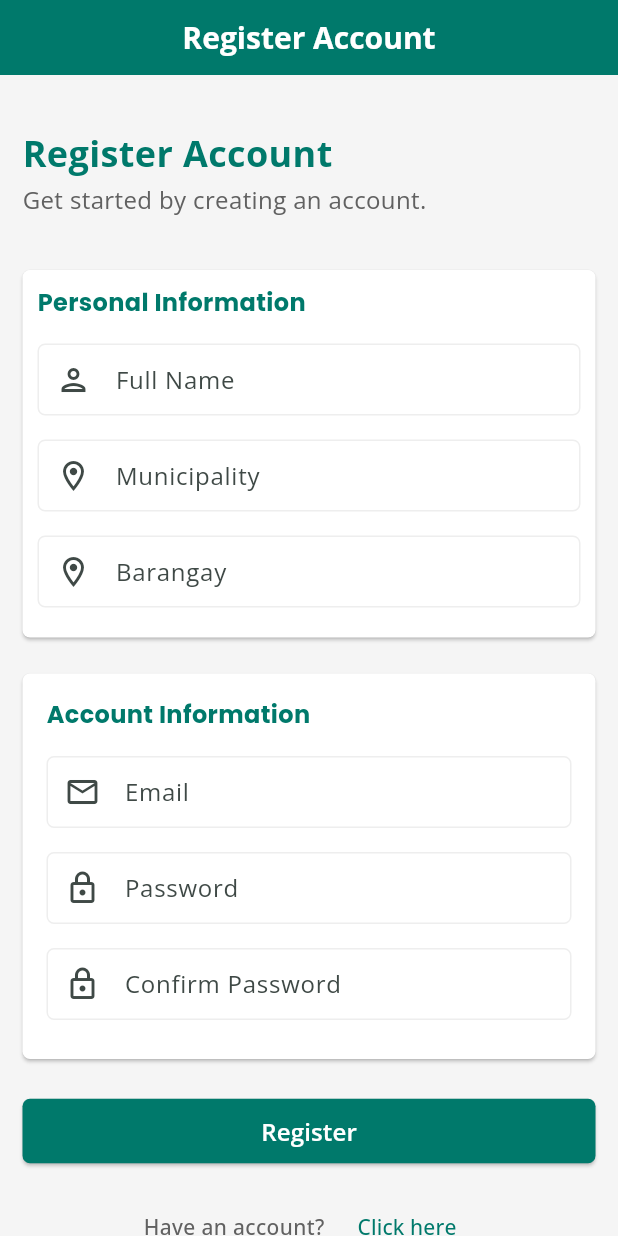
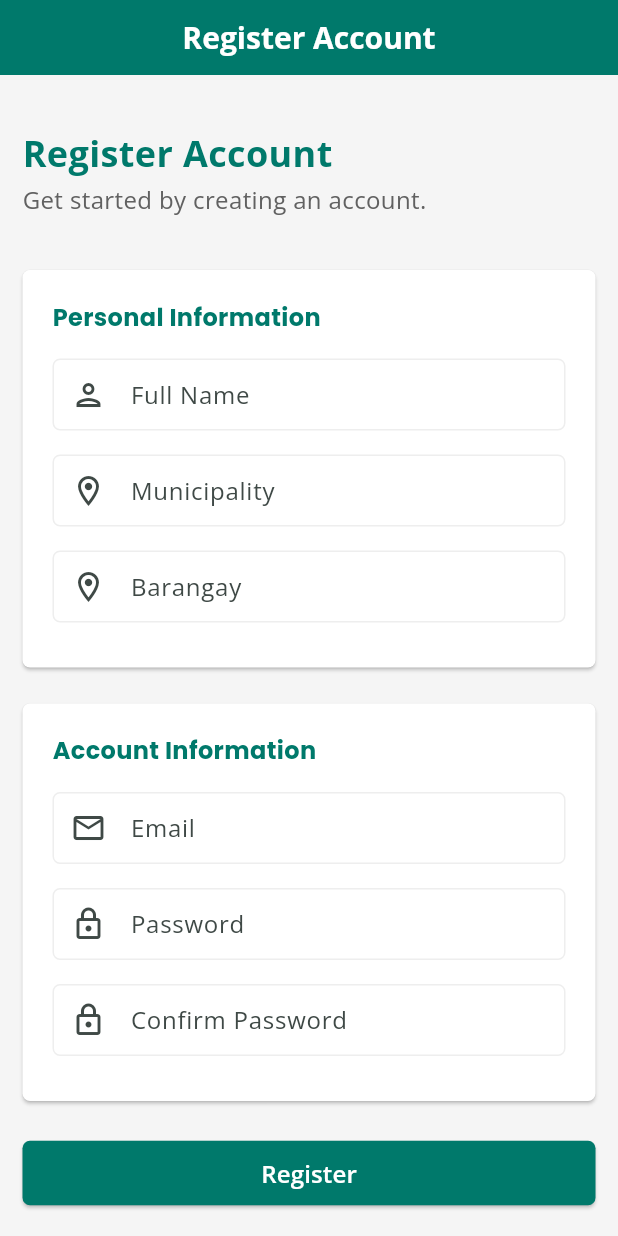
Before and after one commit to kiannaquines/ereportmo-app, a Flutter app: the screen it shows after launch, after a tap on "Click here", on a phone screen of 412 x 824 dp. Run offline on Flutter 3.47's test engine with Material 3 defaults, Android fonts, the phone set to English and light mode, and no system bars; our stand-ins replace google_fonts, shared_preferences; missing offline and left inert: drop_down_list.

Commit message:
Update padding in login and registration screens for improved layout consistency.

```diff
--- a/lib/login.dart
+++ b/lib/login.dart
@@ -220,7 +220,7 @@ class _LoginScreenState extends State<LoginScreen> {
                   ),
                   margin: const EdgeInsets.only(bottom: 24),
                   child: Padding(
-                    padding: const EdgeInsets.all(10),
+                    padding: const EdgeInsets.all(20),
                     child: Column(
                       crossAxisAlignment: CrossAxisAlignment.start,
                       children: [
--- a/lib/register.dart
+++ b/lib/register.dart
@@ -287,7 +287,7 @@ class _RegisterScreenState extends State<RegisterScreen> {
                 ),
                 margin: const EdgeInsets.only(bottom: 24),
                 child: Padding(
-                  padding: const EdgeInsets.all(10),
+                  padding: const EdgeInsets.all(20),
                   child: Column(
                     crossAxisAlignment: CrossAxisAlignment.start,
                     children: [
@@ -378,7 +378,7 @@ class _RegisterScreenState extends State<RegisterScreen> {
                 ),
                 margin: const EdgeInsets.only(bottom: 24),
                 child: Padding(
-                  padding: const EdgeInsets.all(16),
+                  padding: const EdgeInsets.all(20),
                   child: Column(
                     crossAxisAlignment: CrossAxisAlignment.start,
                     children: [
```
